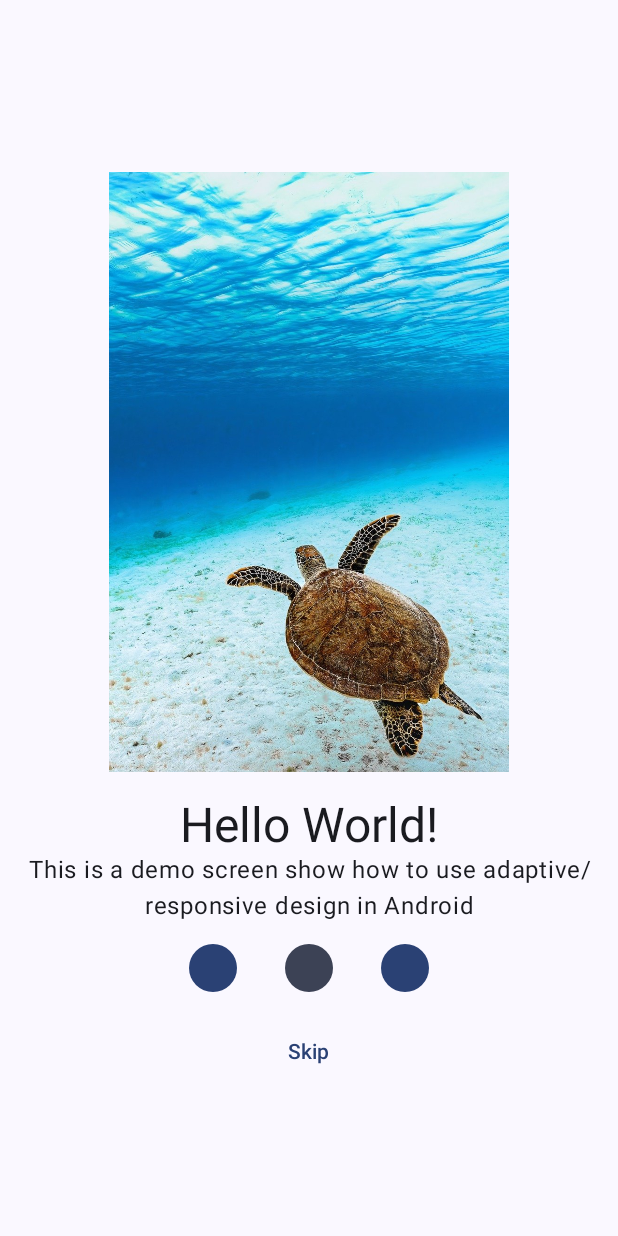
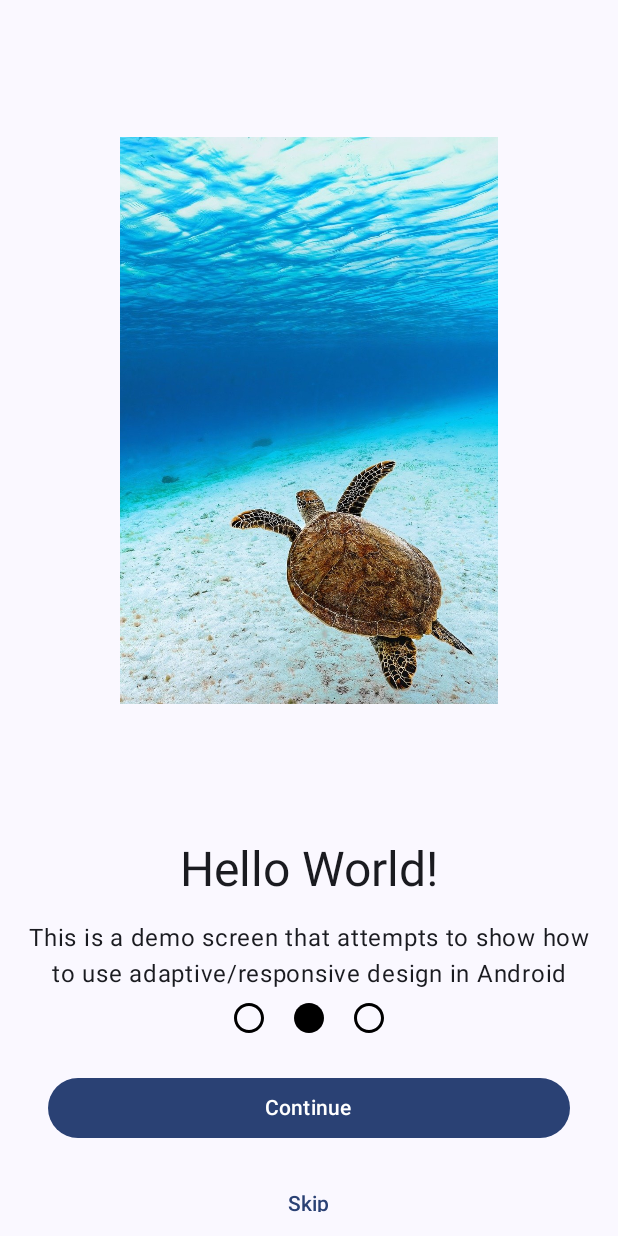
Before and after one commit to gclssvglx/responsive-test, an Android app built with Jetpack Compose: the screen it shows after launch (MainActivity), on a phone screen of 412 x 824 dp. Run offline under Robolectric (Android 15) with nearby library versions, the phone set to English and light mode, and no system bars.

Commit message:
Playing with screen width

```diff
--- a/app/build.gradle.kts
+++ b/app/build.gradle.kts
@@ -59,8 +59,8 @@ dependencies {
     implementation(libs.androidx.ui.graphics)
     implementation(libs.androidx.ui.tooling.preview)
     implementation(libs.androidx.material3)
-//    Add constrain layout
-    implementation(libs.androidx.constraintlayout.compose)
+
+    implementation(libs.androidx.adaptive.android)
 
     testImplementation(libs.junit)
 
--- a/app/src/main/java/uk/govuk/responsivetest/MainActivity.kt
+++ b/app/src/main/java/uk/govuk/responsivetest/MainActivity.kt
@@ -6,26 +6,31 @@ import androidx.activity.compose.setContent
 import androidx.activity.enableEdgeToEdge
 import androidx.compose.foundation.Image
 import androidx.compose.foundation.layout.Arrangement
+import androidx.compose.foundation.layout.BoxWithConstraints
 import androidx.compose.foundation.layout.Column
 import androidx.compose.foundation.layout.Row
 import androidx.compose.foundation.layout.fillMaxSize
+import androidx.compose.foundation.layout.fillMaxWidth
 import androidx.compose.foundation.layout.height
 import androidx.compose.foundation.layout.padding
 import androidx.compose.foundation.layout.size
-import androidx.compose.foundation.shape.CircleShape
+import androidx.compose.foundation.rememberScrollState
+import androidx.compose.foundation.verticalScroll
 import androidx.compose.material3.Button
-import androidx.compose.material3.ButtonDefaults
 import androidx.compose.material3.MaterialTheme
 import androidx.compose.material3.Scaffold
 import androidx.compose.material3.Text
 import androidx.compose.material3.TextButton
+import androidx.compose.material3.adaptive.currentWindowAdaptiveInfo
 import androidx.compose.runtime.Composable
 import androidx.compose.ui.Alignment
 import androidx.compose.ui.Modifier
 import androidx.compose.ui.res.painterResource
 import androidx.compose.ui.text.style.TextAlign
 import androidx.compose.ui.unit.dp
+import androidx.window.core.layout.WindowWidthSizeClass
 import uk.govuk.responsivetest.ui.theme.ResponsiveTestTheme
+
 
 class MainActivity : ComponentActivity() {
     override fun onCreate(savedInstanceState: Bundle?) {
@@ -43,62 +48,129 @@ class MainActivity : ComponentActivity() {
 
 @Composable
 fun Greeting(modifier: Modifier = Modifier) {
+    BoxWithConstraints(modifier = Modifier.padding(16.dp)) {
+        when (this.maxWidth) {
+            in (0.dp..600.dp) -> {
                 Column(
-        modifier.fillMaxSize(),
+                    modifier = Modifier.fillMaxSize()
+                        .verticalScroll(rememberScrollState()),
                     horizontalAlignment = Alignment.CenterHorizontally,
-        verticalArrangement = Arrangement.Center
                 ) {
+                    HeroImage()
+
+                    HeadingText()
+                    BodyText()
+
+                    Row() {
+                        ProgressDot()
+                        ProgressDot(true)
+                        ProgressDot()
+                    }
+
+                    ContinueButton()
+                    SkipButton()
+                }
+            }
+            in (601.dp..900.dp) -> {
+                Row(
+                    modifier = Modifier.fillMaxSize(),
+                ) {
+                    Column() {
+                        HeroImage(landscape = true)
+                    }
+
+                    Column(
+                        modifier = Modifier.fillMaxWidth()
+                            .verticalScroll(rememberScrollState()),
+                        horizontalAlignment = Alignment.CenterHorizontally,
+                    ) {
+                        HeadingText()
+                        BodyText()
+                        Row() {
+                            ProgressDot()
+                            ProgressDot(true)
+                            ProgressDot()
+                        }
+
+                        ContinueButton()
+                        SkipButton()
+                    }
+                }
+            }
+        }
+    }
+}
+
+
+@Composable
+private fun HeroImage(landscape: Boolean = false) {
+    var resourceId = R.drawable.green_sea_turtle_8199770_1280
+    if (landscape) {
+        resourceId = R.drawable.waves_3473335_1280
+    }
+
     Image(
-            painterResource(id = R.drawable.green_sea_turtle_8199770_1280),
+        painterResource(id = resourceId),
         contentDescription = "Image",
-            modifier = Modifier.padding(16.dp).height(400.dp)
+        modifier = Modifier
+            .padding(64.dp)
+            .height(400.dp)
     )
+}
 
+@Composable
+private fun HeadingText() {
     Text(
         text = "Hello World!",
         textAlign = TextAlign.Center,
         style = MaterialTheme.typography.headlineLarge,
+        modifier = Modifier.padding(16.dp)
     )
+}
 
+@Composable
+private fun BodyText() {
     Text(
-            text = "This is a demo screen show how to use adaptive/responsive design in Android",
+        text = "This is a demo screen that attempts to show how to use adaptive/responsive design in Android",
         textAlign = TextAlign.Center,
         style = MaterialTheme.typography.bodyLarge,
     )
+}
 
+@Composable
+private fun ProgressDot(selected: Boolean = false) {
+    val dotType = if (selected) {
+        R.drawable.baseline_circle_24
+    } else {
+        R.drawable.outline_circle_24
+    }
+
+    Image(
+        painterResource(id = dotType),
+        contentDescription = "Dot",
+        modifier = Modifier
+            .padding(8.dp)
+            .size(24.dp),
+    )
+}
+
+@Composable
+private fun ContinueButton() {
     Row() {
         Button(
             onClick = { /* TODO */ },
-                shape = CircleShape,
-                colors = ButtonDefaults.buttonColors(
-                    containerColor = MaterialTheme.colorScheme.primary
-                ),
-                modifier = Modifier.padding(16.dp)
-                    .size(32.dp)
-            ) {}
-            Button(
-                onClick = { /* TODO */ },
-                shape = CircleShape,
-                colors = ButtonDefaults.buttonColors(
-                    containerColor = MaterialTheme.colorScheme.secondary
-                ),
-                modifier = Modifier.padding(16.dp)
-                    .size(32.dp)
-            ) {}
-            Button(
-                onClick = { /* TODO */ },
-                shape = CircleShape,
-                colors = ButtonDefaults.buttonColors(
-                    containerColor = MaterialTheme.colorScheme.primary
-                ),
-                modifier = Modifier.padding(16.dp)
-                    .size(32.dp)
-            ) {}
+            modifier = Modifier.weight(1f)
+                .padding(16.dp)
+        ) {
+            Text(text = "Continue")
+        }
+    }
 }
 
-        TextButton(
-            onClick = { /* TODO */ }
-        ) {
+@Composable
+private fun SkipButton() {
+    Row() {
+        TextButton(onClick = { /* TODO */ }) {
             Text("Skip")
         }
     }
--- /dev/null
+++ b/app/src/main/res/drawable/baseline_circle_24.xml
@@ -0,0 +1,5 @@
+<vector xmlns:android="http://schemas.android.com/apk/res/android" android:height="24dp" android:tint="#000000" android:viewportHeight="24" android:viewportWidth="24" android:width="24dp">
+
+    <path android:fillColor="@android:color/white" android:pathData="M12,2C6.47,2 2,6.47 2,12s4.47,10 10,10 10,-4.47 10,-10S17.53,2 12,2z"/>
+
+</vector>
--- /dev/null
+++ b/app/src/main/res/drawable/outline_circle_24.xml
@@ -0,0 +1,5 @@
+<vector xmlns:android="http://schemas.android.com/apk/res/android" android:height="24dp" android:tint="#000000" android:viewportHeight="24" android:viewportWidth="24" android:width="24dp">
+
+    <path android:fillColor="@android:color/white" android:pathData="M12,2C6.47,2 2,6.47 2,12c0,5.53 4.47,10 10,10s10,-4.47 10,-10C22,6.47 17.53,2 12,2zM12,20c-4.42,0 -8,-3.58 -8,-8c0,-4.42 3.58,-8 8,-8s8,3.58 8,8C20,16.42 16.42,20 12,20z"/>
+
+</vector>
--- a/gradle/libs.versions.toml
+++ b/gradle/libs.versions.toml
@@ -9,6 +9,7 @@ espressoCore = "3.5.1"
 lifecycleRuntimeKtx = "2.8.2"
 activityCompose = "1.9.0"
 composeBom = "2024.04.01"
+adaptiveAndroid = "1.0.0-beta03"
 
 [libraries]
 androidx-constraintlayout-compose = { module = "androidx.constraintlayout:constraintlayout-compose", version.ref = "constraintlayoutCompose" }
@@ -26,6 +27,7 @@ androidx-ui-tooling-preview = { group = "androidx.compose.ui", name = "ui-toolin
 androidx-ui-test-manifest = { group = "androidx.compose.ui", name = "ui-test-manifest" }
 androidx-ui-test-junit4 = { group = "androidx.compose.ui", name = "ui-test-junit4" }
 androidx-material3 = { group = "androidx.compose.material3", name = "material3" }
+androidx-adaptive-android = { group = "androidx.compose.material3.adaptive", name = "adaptive-android", version.ref = "adaptiveAndroid" }
 
 [plugins]
 android-application = { id = "com.android.application", version.ref = "agp" }
```
Lines whose indentation alone changed are shown as unchanged.
